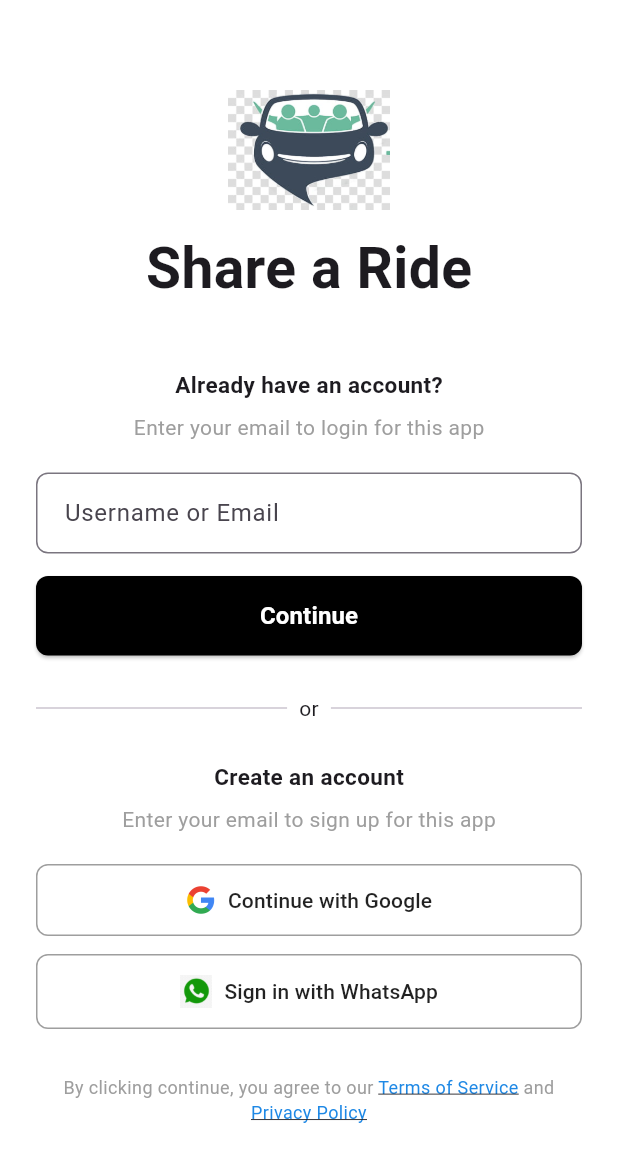
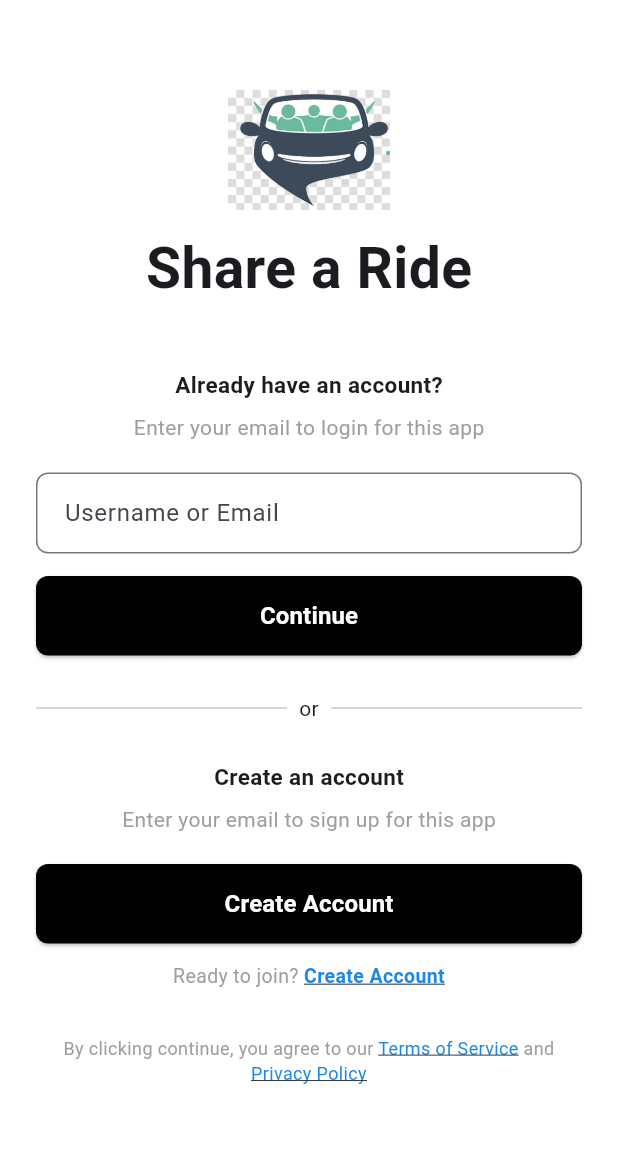
Before and after one commit to MohammadAQ/Ride, a Flutter app: the screen it shows after launch, on a phone screen of 412 x 824 dp. Shown: the top 1162 px of the screen. Run offline on Flutter 3.47's test engine with Material 3 defaults, Android fonts, the phone set to English and light mode, and no system bars; our stand-ins replace cloud_firestore, firebase_auth, firebase_core; accounts and stored records are empty; Roboto replaces fonts that are missing (DancingScript).

Commit message:
Add register flow and update auth UI

```diff
--- a/lib/screens/auth_screen.dart
+++ b/lib/screens/auth_screen.dart
@@ -1,5 +1,8 @@
+import 'package:flutter/gestures.dart';
 import 'package:flutter/material.dart';
+
 import 'package:carpal_app/screens/login_screen.dart';
+import 'package:carpal_app/screens/register_screen.dart';
 
 class AuthScreen extends StatefulWidget {
   const AuthScreen({super.key});
@@ -135,52 +138,59 @@ class _AuthScreenState extends State<AuthScreen> {
               ),
               const SizedBox(height: 20),
 
-              // Continue with Google
               SizedBox(
                 width: double.infinity,
-                child: OutlinedButton.icon(
-                  onPressed: () {},
-                  style: OutlinedButton.styleFrom(
-                    padding: const EdgeInsets.symmetric(vertical: 14),
-                    side: const BorderSide(color: Colors.grey),
+                child: ElevatedButton(
+                  onPressed: () {
+                    Navigator.of(context).push(
+                      MaterialPageRoute(
+                        builder: (_) => const RegisterScreen(),
+                      ),
+                    );
+                  },
+                  style: ElevatedButton.styleFrom(
+                    backgroundColor: Colors.black,
+                    foregroundColor: Colors.white,
+                    padding: const EdgeInsets.symmetric(vertical: 15),
                     shape: RoundedRectangleBorder(
                       borderRadius: BorderRadius.circular(8),
                     ),
                   ),
-                  icon: Image.asset('assets/google_logo.png', height: 20),
-                  label: const Text(
-                    'Continue with Google',
+                  child: const Text(
+                    'Create Account',
                     style: TextStyle(
-                      color: Colors.black87,
-                      fontWeight: FontWeight.w500,
+                      fontSize: 16,
+                      fontWeight: FontWeight.w600,
                     ),
                   ),
                 ),
               ),
 
               const SizedBox(height: 12),
-
-              // Sign in with WhatsApp
-              SizedBox(
-                width: double.infinity,
-                child: OutlinedButton.icon(
-                  onPressed: () {},
-                  style: OutlinedButton.styleFrom(
-                    padding: const EdgeInsets.symmetric(vertical: 14),
-                    side: const BorderSide(color: Colors.grey),
-                    shape: RoundedRectangleBorder(
-                      borderRadius: BorderRadius.circular(8),
+              Text.rich(
+                TextSpan(
+                  text: "Ready to join? ",
+                  style: const TextStyle(color: Colors.grey, fontSize: 13),
+                  children: [
+                    TextSpan(
+                      text: 'Create Account',
+                      style: TextStyle(
+                        color: Colors.blue.shade600,
+                        fontWeight: FontWeight.w600,
+                        decoration: TextDecoration.underline,
+                      ),
+                      recognizer: TapGestureRecognizer()
+                        ..onTap = () {
+                          Navigator.of(context).push(
+                            MaterialPageRoute(
+                              builder: (_) => const RegisterScreen(),
+                            ),
+                          );
+                        },
                     ),
-                  ),
-                  icon: Image.asset('assets/whatsapp_logo.png', height: 22),
-                  label: const Text(
-                    'Sign in with WhatsApp',
-                    style: TextStyle(
-                      color: Colors.black87,
-                      fontWeight: FontWeight.w500,
-                    ),
-                  ),
+                  ],
                 ),
+                textAlign: TextAlign.center,
               ),
 
               const SizedBox(height: 30),
```
Also changed, not shown: lib/screens/login_screen.dart (+25 -15 lines), lib/screens/register_screen.dart (added, +218 -0 lines).
